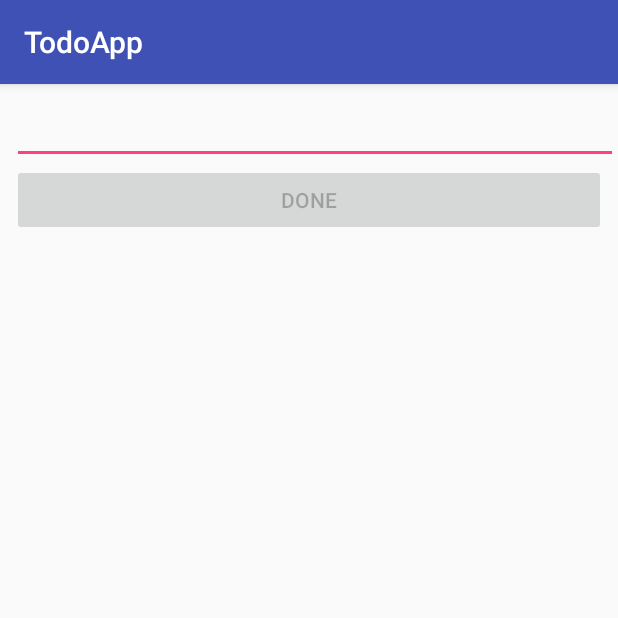
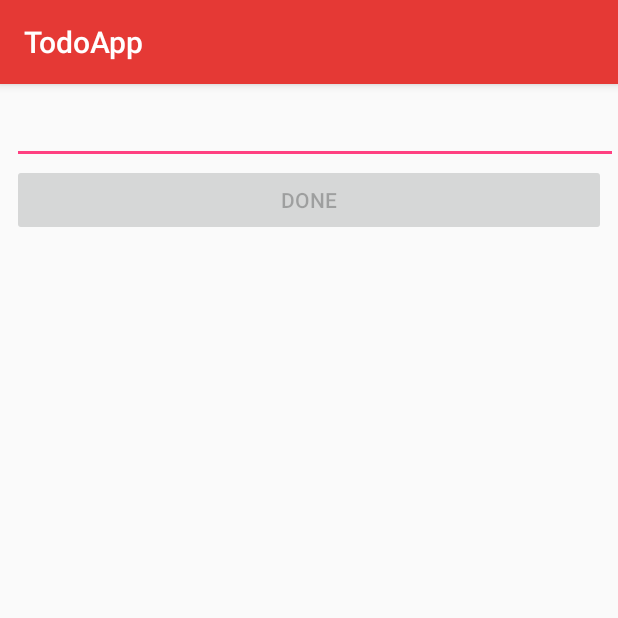
Before and after one commit to DaveRendell/TodoApp, an Android app: the screen it shows after launch (EditTodoActivity), after a tap on an icon or button, on a phone screen of 412 x 824 dp, the top half of it. Run offline under Robolectric (Android 15) with nearby library versions, the phone set to English and light mode, and no system bars; libraries missing offline, so code that uses them is left out: com.woxthebox.draglistview; 6 statements that could not run were skipped.

Commit message:
Add empty side panel

```diff
--- a/app/src/main/java/com/dwrendell/todoapp/activities/MainActivity.java
+++ b/app/src/main/java/com/dwrendell/todoapp/activities/MainActivity.java
@@ -4,6 +4,9 @@ import android.content.Intent;
 import android.graphics.Color;
 import android.os.Bundle;
 import android.support.design.widget.FloatingActionButton;
+import android.support.v4.view.GravityCompat;
+import android.support.v4.widget.DrawerLayout;
+import android.support.v7.app.ActionBar;
 import android.support.v7.app.AppCompatActivity;
 import android.support.v7.widget.LinearLayoutManager;
 import android.support.v7.widget.Toolbar;
@@ -28,6 +31,7 @@ public class MainActivity extends AppCompatActivity {
     ToDoService toDoService;
     TodoItemAdapter adapter;
     DragListView dragListView;
+    private DrawerLayout drawerLayout;
 
     @Override
     protected void onCreate(Bundle savedInstanceState) {
@@ -48,6 +52,13 @@ public class MainActivity extends AppCompatActivity {
         setContentView(R.layout.activity_main);
         Toolbar toolbar = findViewById(R.id.toolbar);
         setSupportActionBar(toolbar);
+        ActionBar actionbar = getSupportActionBar();
+        if (actionbar != null) {
+            actionbar.setDisplayHomeAsUpEnabled(true);
+            actionbar.setHomeAsUpIndicator(R.drawable.ic_menu);
+        }
+
+        drawerLayout = findViewById(R.id.drawer_layout);
 
         FloatingActionButton fab = findViewById(R.id.fab);
         fab.setOnClickListener(new View.OnClickListener() {
@@ -137,16 +148,16 @@ public class MainActivity extends AppCompatActivity {
         // Handle action bar item clicks here. The action bar will
         // automatically handle clicks on the Home/Up button, so long
         // as you specify a parent activity in AndroidManifest.xml.
-        int id = item.getItemId();
 
-        //noinspection SimplifiableIfStatement
-        if (id == R.id.action_delete_all) {
-            toDoService.deleteAll();
-            adapter.setItemList(toDoService.getTodos());
-            adapter.notifyItemRangeRemoved(0, adapter.getItemCount());
-            return true;
-        } else {
-            return super.onOptionsItemSelected(item);
+        switch (item.getItemId()) {
+            case R.id.action_delete_all:
+                toDoService.deleteAll();
+                adapter.setItemList(toDoService.getTodos());
+                adapter.notifyItemRangeRemoved(0, adapter.getItemCount());
+                return true;
+            case android.R.id.home:
+                drawerLayout.openDrawer(GravityCompat.START);
         }
+        return super.onOptionsItemSelected(item);
     }
 }
--- /dev/null
+++ b/app/src/main/res/drawable/ic_menu.xml
@@ -0,0 +1,9 @@
+<vector xmlns:android="http://schemas.android.com/apk/res/android"
+        android:width="24dp"
+        android:height="24dp"
+        android:viewportWidth="24.0"
+        android:viewportHeight="24.0">
+    <path
+        android:fillColor="#ffffff"
+        android:pathData="M3,18h18v-2L3,16v2zM3,13h18v-2L3,11v2zM3,6v2h18L21,6L3,6z"/>
+</vector>
--- a/app/src/main/res/values/colors.xml
+++ b/app/src/main/res/values/colors.xml
@@ -1,6 +1,6 @@
 <?xml version="1.0" encoding="utf-8"?>
 <resources>
-    <color name="colorPrimary">#3F51B5</color>
-    <color name="colorPrimaryDark">#303F9F</color>
+    <color name="colorPrimary">#e53935</color>
+    <color name="colorPrimaryDark">#b71c1c</color>
     <color name="colorAccent">#FF4081</color>
 </resources>
```
Also changed, not shown: app/src/main/res/layout/activity_main.xml (+16 -2 lines).
